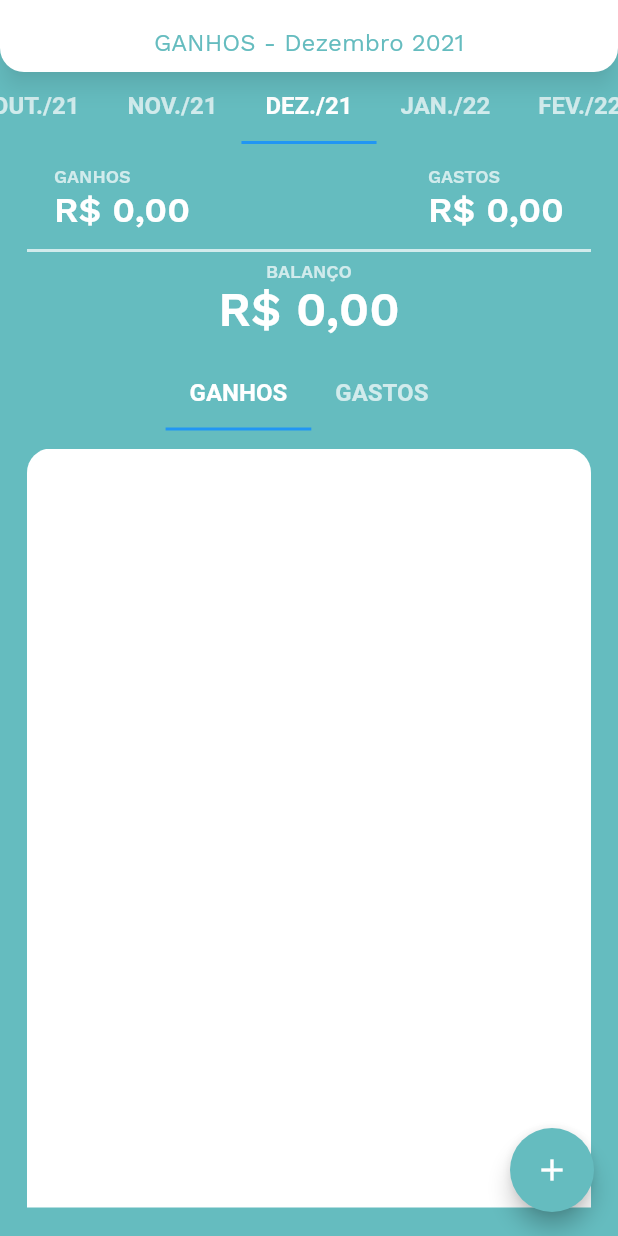
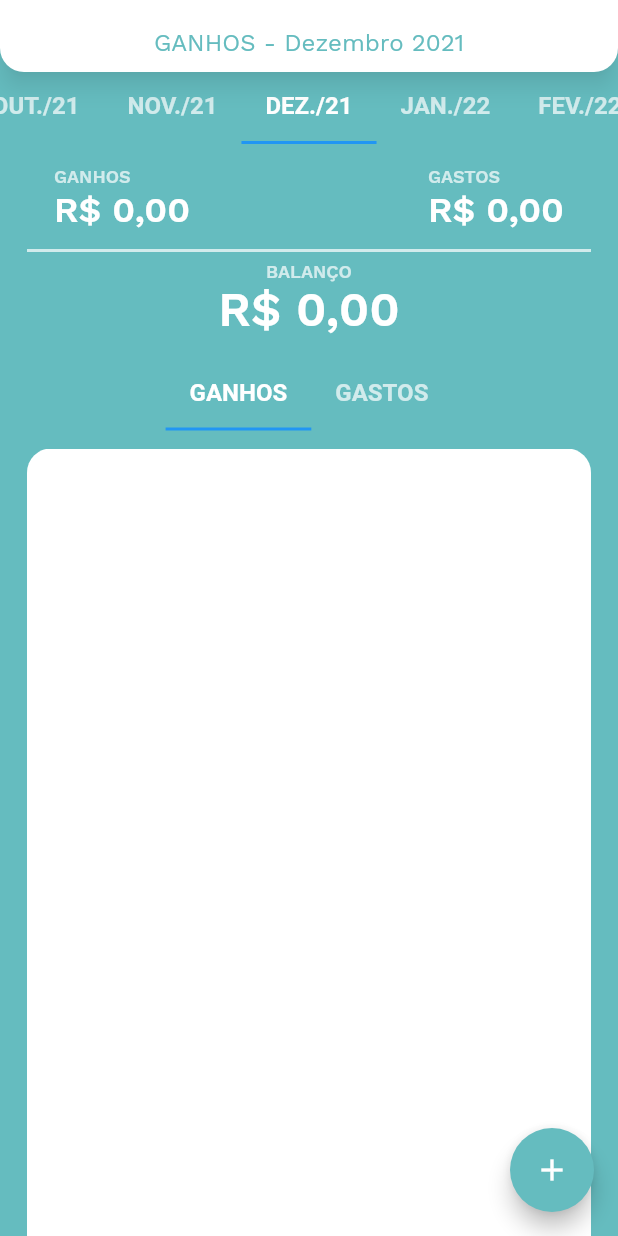
Before and after one commit to Janilso/plans_gastos, a Flutter app: the screen it shows after launch, on a phone screen of 412 x 824 dp. Run offline on Flutter 3.47's test engine with Material 2 defaults, Android fonts, the phone set to English and light mode, and no system bars; our stand-ins replace flutter_masked_text, flutter_spinbox, shared_preferences; missing offline and left inert: enum_to_string.

Commit message:
Remove width set

```diff
--- a/lib/widgets/balance_tab_view.dart
+++ b/lib/widgets/balance_tab_view.dart
@@ -1,7 +1,7 @@
 import 'package:flutter/cupertino.dart';
 import 'package:flutter/gestures.dart';
 import 'package:flutter/material.dart';
-import 'package:flutter/physics.dart';
+// import 'package:flutter/physics.dart';
 import 'package:flutter/widgets.dart';
 import 'package:plans_gastos/models/item_balance.dart';
 import 'package:plans_gastos/theme/app_colors.dart';
@@ -46,7 +46,6 @@ class _BalanceTabViewWidgetState extends State<BalanceTabViewWidget>
       length: 2,
       vsync: this,
     )..addListener(handleChangePage);
-    // _tabController.animation
   }
 
   @override
@@ -85,9 +84,9 @@ class _BalanceTabViewWidgetState extends State<BalanceTabViewWidget>
 
   @override
   Widget build(BuildContext context) {
-    Size sizeScreen = MediaQuery.of(context).size;
     return DefaultTabController(
       length: 2,
+      child: Expanded(
         child: Column(
           children: [
             Center(
@@ -101,8 +100,8 @@ class _BalanceTabViewWidgetState extends State<BalanceTabViewWidget>
                 ],
               ),
             ),
-          Container(
-            height: sizeScreen.height - (sizeScreen.width <= 350 ? 323 : 318),
+            Flexible(
+              child: Container(
                 margin: const EdgeInsets.only(top: 12),
                 child: TabBarView(
                   controller: _tabController,
@@ -112,8 +111,10 @@ class _BalanceTabViewWidgetState extends State<BalanceTabViewWidget>
                     _buildBalances(widget.outputBalances, true),
                   ],
                 ),
+              ),
             )
           ],
+        ),
       ),
     );
   }
--- a/lib/widgets/detail_month.dart
+++ b/lib/widgets/detail_month.dart
@@ -165,7 +165,7 @@ class _DetailMonthWidgetState extends State<DetailMonthWidget> {
             actualMonth: widget.actualMonth,
             onRemoveItem: _handleRemovebalace,
             onEditItem: _handleEditbalace,
-          ),
+          )
         ],
       ),
     );
--- a/pubspec.yaml
+++ b/pubspec.yaml
@@ -3,7 +3,7 @@ description: Aplicativo de código aberto criado para facilitar seu planejamento
 
 publish_to: 'none' # Remove this line if you wish to publish to pub.dev
 
-version: 2.1.8+8
+version: 2.2.0+9
 
 environment:
   sdk: '>=2.12.0 <3.0.0'
```
Lines whose indentation alone changed are shown as unchanged.
